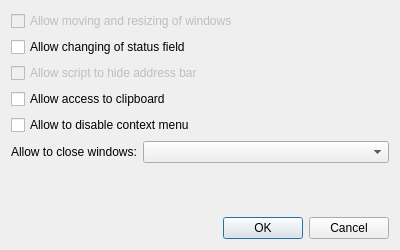
The window that src/ui/preferences/JavaScriptPreferencesDialog.ui (OtterBrowser/otter-browser) describes before a commit, drawn with Qt 5.
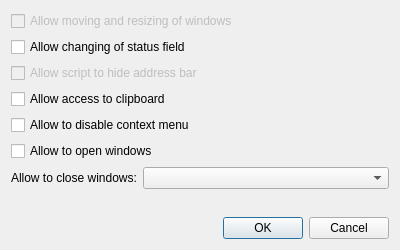
The same window after the commit.

Commit message: Expose option to decide if JavaScript should be allowed to open windows

What changed in the file:
```diff
--- a/src/ui/preferences/JavaScriptPreferencesDialog.ui
+++ b/src/ui/preferences/JavaScriptPreferencesDialog.ui
@@ -67,6 +67,13 @@
      </property>
     </widget>
    </item>
+   <item>
+    <widget class="QCheckBox" name="canOpenWindowsCheckBox">
+     <property name="text">
+      <string>Allow to open windows</string>
+     </property>
+    </widget>
+   </item>
    <item>
     <layout class="QFormLayout" name="formLayout">
      <item row="0" column="0">
```
The commit also changes 6 other files.
